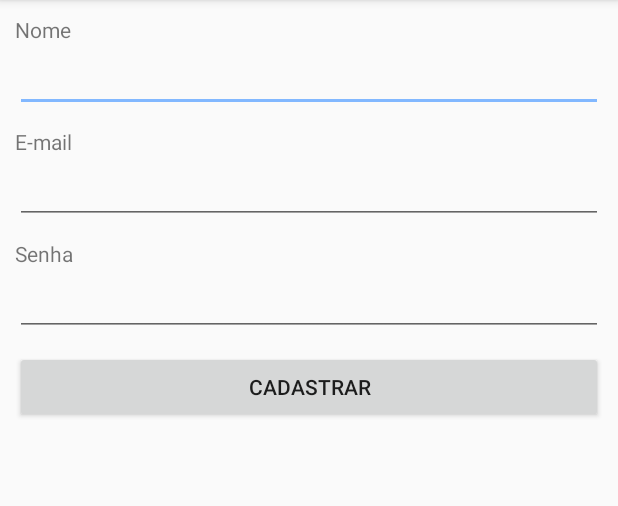
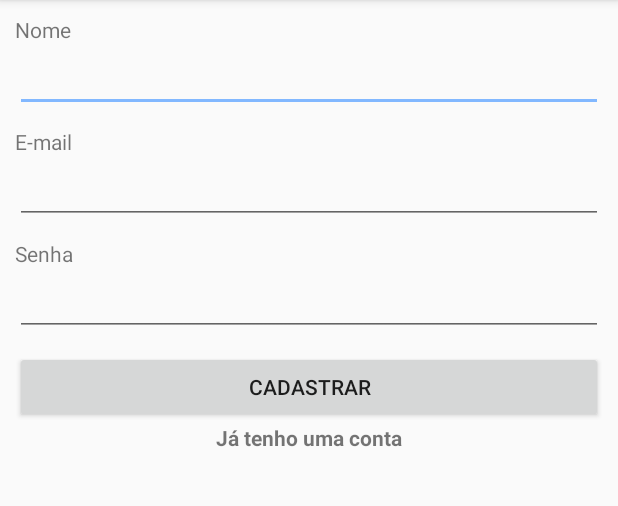
Before and after one commit to thiagoretondar/parental-control-app, an Android app: the RegisterActivity screen opened directly, with no data from a screen before it, on a phone screen of 412 x 824 dp, the part 84-590 px from its top. Run offline under Robolectric (Android 15) with nearby library versions, the phone set to English and light mode, and no system bars.

Commit message:
linking activities

```diff
--- a/app/src/main/java/fei/tcc/parentalcontrol/activity/RegisterActivity.java
+++ b/app/src/main/java/fei/tcc/parentalcontrol/activity/RegisterActivity.java
@@ -1,15 +1,37 @@
 package fei.tcc.parentalcontrol.activity;
 
+import android.content.Intent;
+import android.os.Bundle;
 import android.support.v7.app.AppCompatActivity;
-import android.os.Bundle;
+import android.view.View;
+import android.widget.TextView;
 
 import fei.tcc.parentalcontrol.R;
 
-public class RegisterActivity extends AppCompatActivity {
+public class RegisterActivity extends AppCompatActivity implements View.OnClickListener {
+
+    private TextView linkRedirectLogin;
 
     @Override
     protected void onCreate(Bundle savedInstanceState) {
         super.onCreate(savedInstanceState);
         setContentView(R.layout.activity_register);
+
+        linkRedirectLogin = (TextView) findViewById(R.id.link_redirect_login);
+    }
+
+    @Override
+    protected void onResume() {
+        super.onResume();
+
+        linkRedirectLogin.setOnClickListener(this);
+    }
+
+    @Override
+    public void onClick(View view) {
+        switch (view.getId()) {
+            case R.id.link_redirect_login:
+                startActivity(new Intent(this, LoginActivity.class));
+        }
     }
 }
--- a/app/src/main/res/layout/activity_register.xml
+++ b/app/src/main/res/layout/activity_register.xml
@@ -46,4 +46,13 @@
         android:layout_width="match_parent"
         android:layout_height="wrap_content"
         android:text="Cadastrar"/>
+
+    <TextView
+        android:id="@+id/link_redirect_login"
+        android:layout_width="wrap_content"
+        android:layout_height="wrap_content"
+        android:textStyle="bold"
+        android:layout_gravity="center_horizontal"
+        android:text="Já tenho uma conta"/>
+
 </LinearLayout>
```
Also changed, not shown: app/src/main/java/fei/tcc/parentalcontrol/activity/LoginActivity.java (+24 -2 lines), app/src/main/java/fei/tcc/parentalcontrol/activity/MainActivity.java (+32 -1 lines), app/src/main/res/layout/activity_login.xml (+8 -0 lines).
